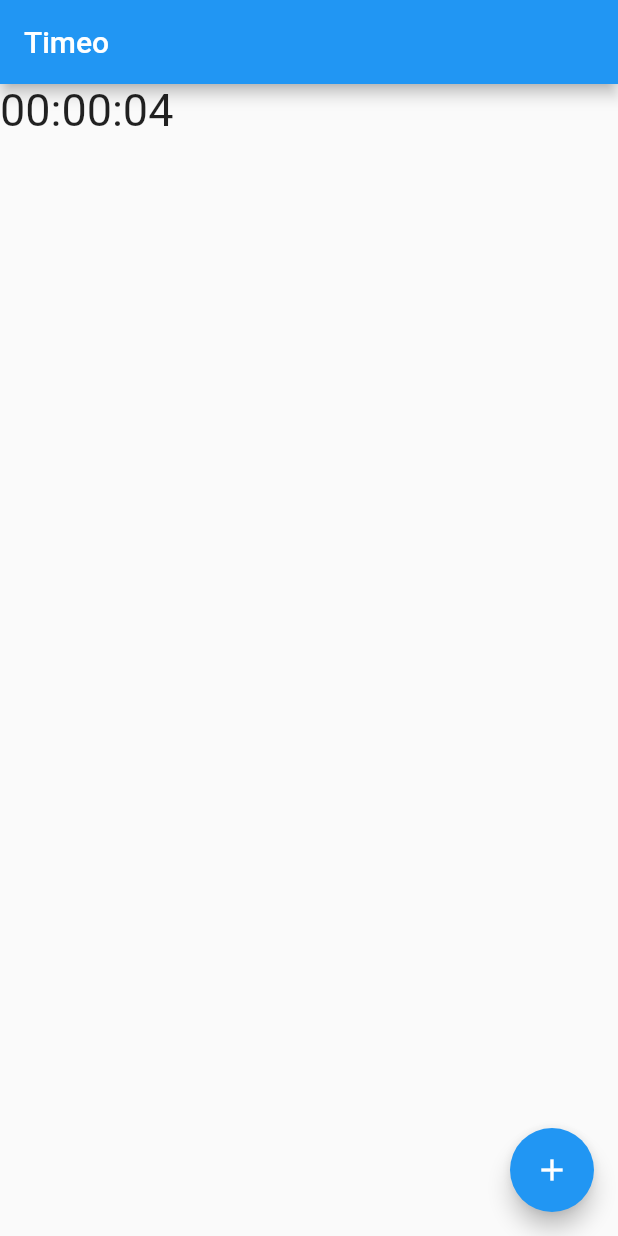
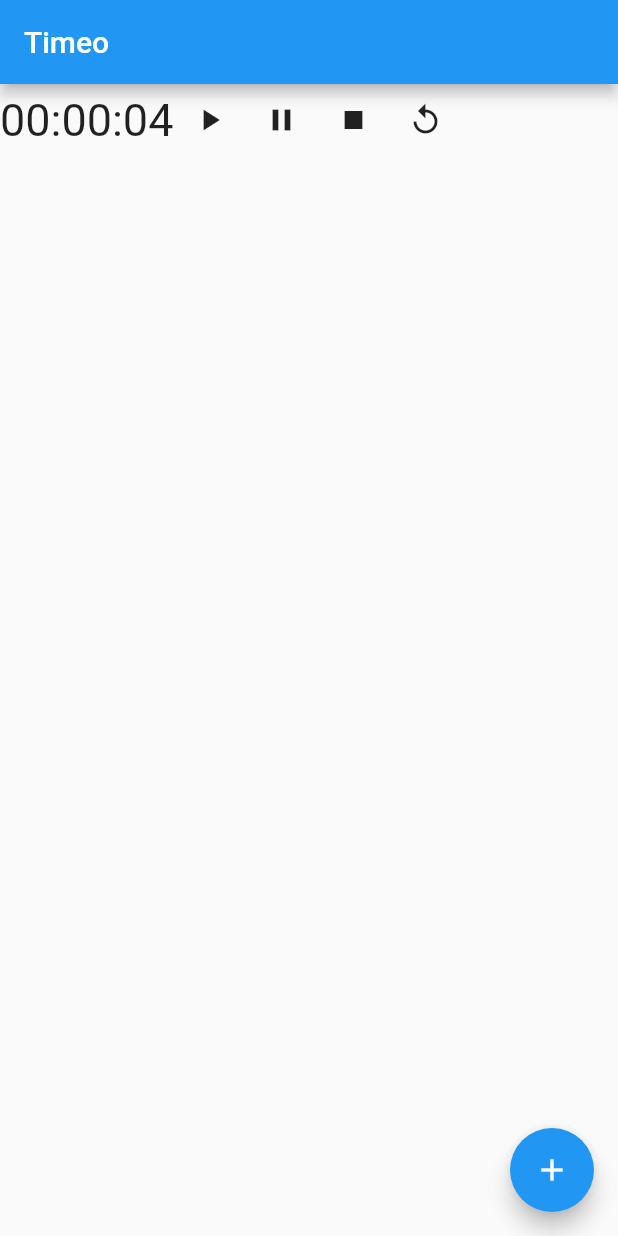
Before and after one commit to FlorianFeka/timeo-app, a Flutter app: the screen it shows after launch, on a phone screen of 412 x 824 dp. Run offline on Flutter 3.47's test engine with Material 2 defaults, Android fonts, the phone set to English and light mode, and no system bars; our stand-ins replace flutter_datetime_picker.

Commit message:
add timer buttons

```diff
--- a/lib/timer.dart
+++ b/lib/timer.dart
@@ -45,6 +45,22 @@ class _TimerWidgetState extends State<TimerWidget> {
         Text(
           _time,
           style: TextStyle(fontSize: 30),
+        ),
+        IconButton(
+          icon: Icon(Icons.play_arrow),
+          onPressed: () {},
+        ),
+        IconButton(
+          icon: Icon(Icons.pause),
+          onPressed: () {},
+        ),
+        IconButton(
+          icon: Icon(Icons.stop),
+          onPressed: () {},
+        ),
+        IconButton(
+          icon: Icon(Icons.replay),
+          onPressed: () {},
         )
       ],
     );
```
